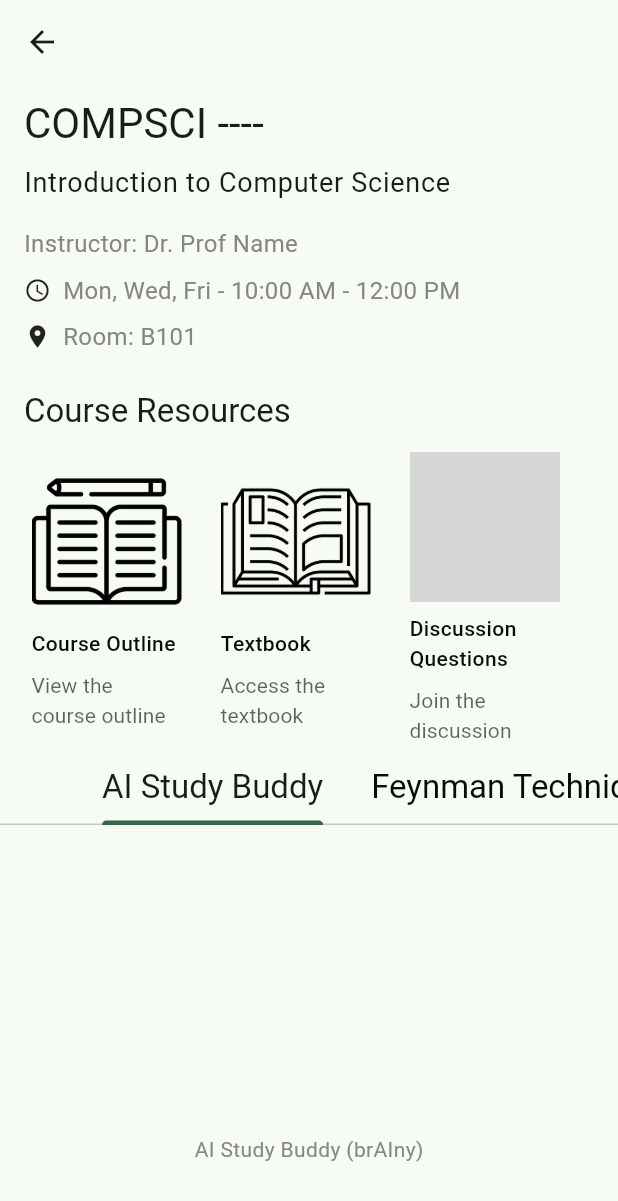
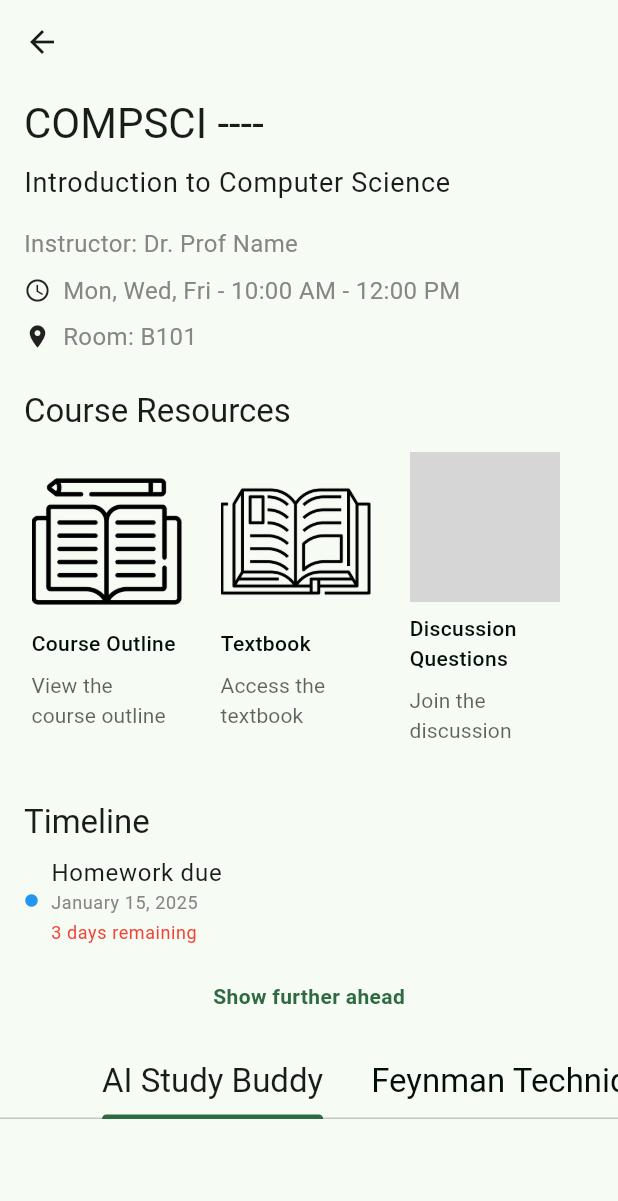
Before and after one commit to Hadster1/Study-Buddy, a Flutter app: the DetailsScreen screen opened directly, on a phone screen of 412 x 824 dp. Shown: the top 1201 px of the screen. Run offline on Flutter 3.47's test engine with Material 3 defaults, Android fonts, the phone set to English and light mode, and no system bars; our stand-ins replace flutter_gemini, flutter_svg, form_field_validator; missing offline and left inert: flutter_neat_and_clean_calendar; grey boxes are pictures that could not be loaded.

Commit message:
Updated Course page

```diff
--- a/lib/screens/class_details/class_details_screen.dart
+++ b/lib/screens/class_details/class_details_screen.dart
@@ -7,6 +7,7 @@
 import 'components/featured_items.dart';
 import 'components/iteams.dart';
 import 'components/course_info.dart';
+import 'components/timeline.dart';
 
 class DetailsScreen extends StatelessWidget {
   const DetailsScreen({super.key});
@@ -40,6 +41,9 @@
               ClassInfo(),
               SizedBox(height: defaultPadding),
               FeaturedItems(),
+              SizedBox(height: defaultPadding),
+              Timeline(),
+              SizedBox(height: defaultPadding),
               Items(),
             ],
           ),
--- /dev/null
+++ b/lib/screens/class_details/components/timeline.dart
@@ -0,0 +1,195 @@
+import 'package:flutter/material.dart';
+import 'package:intl/intl.dart'; // for date formatting
+import '../../../constants.dart';
+
+class Timeline extends StatefulWidget {
+  const Timeline({super.key});
+
+  @override
+  _TimelineState createState() => _TimelineState();
+}
+
+class _TimelineState extends State<Timeline> {
+  bool _showFurtherAhead = false; // Track if the "Show further ahead" button is pressed
+
+  @override
+  Widget build(BuildContext context) {
+    // Filter events to only show those within 2 weeks
+    final upcomingEvents = events.where((event) {
+      final daysRemaining = _getDaysRemaining(event['date']);
+      return daysRemaining >= 0 && daysRemaining <= 14;
+    }).toList();
+
+    // Separate events into upcoming and further events
+    final furtherEvents = events.where((event) {
+      final daysRemaining = _getDaysRemaining(event['date']);
+      return daysRemaining > 14;
+    }).toList();
+
+    return Padding(
+      padding: const EdgeInsets.symmetric(horizontal: defaultPadding),
+      child: Column(
+        crossAxisAlignment: CrossAxisAlignment.start,
+        children: [
+          Padding(
+            padding: const EdgeInsets.only(top: defaultPadding),
+            child: Text(
+              "Timeline",
+              style: Theme.of(context).textTheme.titleLarge,
+            ),
+          ),
+          const SizedBox(height: defaultPadding / 2),
+
+          // Display upcoming events
+          ...List.generate(upcomingEvents.length, (index) {
+            final event = upcomingEvents[index];
+            final daysRemaining = _getDaysRemaining(event['date']);
+            return Padding(
+              padding: const EdgeInsets.only(bottom: defaultPadding),
+              child: Row(
+                children: [
+                  Icon(
+                    Icons.circle,
+                    color: index % 2 == 0 ? Colors.blue : Colors.orange, // Different color for visual distinction
+                    size: 10,
+                  ),
+                  const SizedBox(width: defaultPadding / 2),
+                  Column(
+                    crossAxisAlignment: CrossAxisAlignment.start,
+                    children: [
+                      Text(
+                        event['title'],
+                        style: Theme.of(context).textTheme.bodyLarge,
+                      ),
+                      Text(
+                        DateFormat('MMMM dd, yyyy').format(event['date']),
+                        style: Theme.of(context).textTheme.bodySmall,
+                      ),
+                      const SizedBox(height: 4),
+                      Text(
+                        "$daysRemaining days remaining",
+                        style: Theme.of(context).textTheme.bodySmall!.copyWith(color: Colors.red),
+                      ),
+                    ],
+                  ),
+                ],
+              ),
+            );
+          }),
+
+          // Show the "Show further ahead" button if there are any further events
+          if (furtherEvents.isNotEmpty) ...[
+            GestureDetector(
+              onTap: () {
+                setState(() {
+                  _showFurtherAhead = !_showFurtherAhead;
+                });
+              },
+              child: Container(
+                padding: const EdgeInsets.symmetric(vertical: 8.0),
+                alignment: Alignment.center,
+                child: Text(
+                  _showFurtherAhead ? "Show less" : "Show further ahead",
+                  style: TextStyle(
+                    color: Theme.of(context).primaryColor,
+                    fontWeight: FontWeight.bold,
+                  ),
+                ),
+              ),
+            ),
+
+            // Gradient fade and display further events
+            AnimatedContainer(
+              duration: const Duration(milliseconds: 300),
+              decoration: BoxDecoration(
+                gradient: _showFurtherAhead
+                    ? null
+                    : LinearGradient(
+                        colors: [
+                          Colors.transparent,
+                          Colors.white,
+                        ],
+                        begin: Alignment.topCenter,
+                        end: Alignment.bottomCenter,
+                      ),
+              ),
+              child: Column(
+                children: [
+                  // Only show further events when the button is pressed
+                  if (_showFurtherAhead) ...[
+                    ...List.generate(furtherEvents.length, (index) {
+                      final event = furtherEvents[index];
+                      final daysRemaining = _getDaysRemaining(event['date']);
+                      return Padding(
+                        padding: const EdgeInsets.only(bottom: defaultPadding),
+                        child: Row(
+                          children: [
+                            Icon(
+                              Icons.circle,
+                              color: index % 2 == 0 ? Colors.blue : Colors.orange, // Different color for visual distinction
+                              size: 10,
+                            ),
+                            const SizedBox(width: defaultPadding / 2),
+                            Column(
+                              crossAxisAlignment: CrossAxisAlignment.start,
+                              children: [
+                                Text(
+                                  event['title'],
+                                  style: Theme.of(context).textTheme.bodyLarge,
+                                ),
+                                Text(
+                                  DateFormat('MMMM dd, yyyy').format(event['date']),
+                                  style: Theme.of(context).textTheme.bodySmall,
+                                ),
+                                const SizedBox(height: 4),
+                                Text(
+                                  "$daysRemaining days remaining",
+                                  style: Theme.of(context).textTheme.bodySmall!.copyWith(color: Colors.red),
+                                ),
+                              ],
+                            ),
+                          ],
+                        ),
+                      );
+                    }),
+                  ],
+                ],
+              ),
+            ),
+          ],
+        ],
+      ),
+    );
+  }
+
+  // Method to calculate days remaining from today
+  int _getDaysRemaining(DateTime eventDate) {
+    final today = DateTime.now();
+    return eventDate.difference(today).inDays;
+  }
+}
+
+// List of events to display in the timeline
+final List<Map<String, dynamic>> events = [
+  {
+    "title": "Homework due",
+    "date": DateTime(2025, 1, 15),
+  },
+  {
+    "title": "Exam",
+    "date": DateTime(2025, 2, 14),
+  },
+  {
+    "title": "Homework due",
+    "date": DateTime(2025, 2, 28),
+  },
+  {
+    "title": "Assignment submission",
+    "date": DateTime(2025, 3, 5),
+  },
+  {
+    "title": "Final Exam",
+    "date": DateTime(2025, 4, 1),
+  },
+  // Add more events here as needed
+];
```
